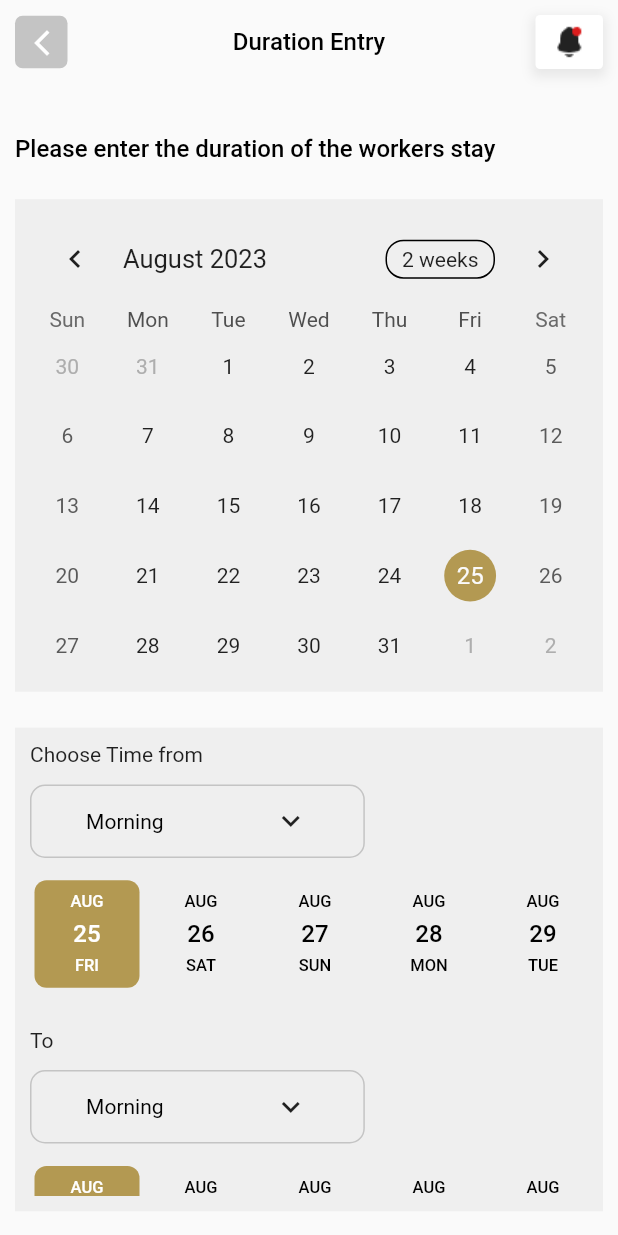
After one commit to AlaaNabilKhalaf/facility_project, a Flutter app: the DurationEntry screen opened directly, on a phone screen of 412 x 824 dp. The commit adds this screen. Run offline on Flutter 3.47's test engine with Material 2 defaults, Android fonts, the phone set to English and light mode, and no system bars; drawn by our look-alikes of date_picker_timeline, table_calendar; our stand-ins replace animated_text_kit, carousel_slider, dot_navigation_bar, flutter_bloc, flutter_rating_bar, flutter_screenutil and 7 more; missing offline and left inert: wave_transition.

Commit message:
duration entry adding

```diff
--- a/lib/features/home/widgets/homeServicesList.dart
+++ b/lib/features/home/widgets/homeServicesList.dart
@@ -1,6 +1,7 @@
 import 'package:facility/features/home/views/moreScreen.dart';
 import 'package:facility/features/home/widgets/smallWidgets/Grid_itemServices.dart';
-import 'package:facility/features/home/widgets/smallWidgets/tasareeh.dart';
+import 'package:facility/features/tasareeh/presentation/views/widgets/durationEntry.dart';
+import 'package:facility/features/tasareeh/presentation/views/widgets/tasareeh.dart';
 import 'package:facility/features/services_home/presentation/views/home_view.dart';
 import 'package:flutter/material.dart';
 import 'package:flutter_screenutil/flutter_screenutil.dart';
@@ -19,7 +20,7 @@
      const MoreScreen(),
      const MoreScreen(),
      const ReviewPage(),
-     Tasareeh_View(),
+     DurationEntry(),
      const MoreScreen(),
      const MoreScreen(),
    ];
--- a/lib/features/setting/presentation/views/widgets/home_item.dart
+++ b/lib/features/setting/presentation/views/widgets/home_item.dart
@@ -1,5 +1,5 @@
 
-import 'package:facility/features/home/widgets/smallWidgets/tasareeh.dart';
+import 'package:facility/features/tasareeh/presentation/views/widgets/tasareeh.dart';
 import 'package:facility/features/setting/presentation/views/widgets/Entrance_Activation.dart';
 import 'package:flutter/material.dart';
 
--- /dev/null
+++ b/lib/features/tasareeh/presentation/views/widgets/DateRangeContainer.dart
@@ -0,0 +1,72 @@
+import 'package:flutter/cupertino.dart';
+import 'package:flutter/material.dart';
+import 'package:flutter_screenutil/flutter_screenutil.dart';
+import 'package:table_calendar/table_calendar.dart';
+
+import '../../../../../constants.dart';
+
+class DateRangeContainer extends StatefulWidget {
+  const DateRangeContainer({Key? key}) : super(key: key);
+
+  @override
+  State<DateRangeContainer> createState() => _DateRangeContainerState();
+}
+
+class _DateRangeContainerState extends State<DateRangeContainer> {
+
+
+  DateTimeRange selectedDates=DateTimeRange(start: DateTime.now(), end: DateTime.now());
+  DateTime today=DateTime.now();
+
+
+
+  DateTime? rangeStart;
+  DateTime? rangeEnd;
+  void onRangeSelected(DateTime? start,DateTime? end,DateTime? focusedDate){
+    setState(() {
+      today=focusedDate!;
+      rangeStart=start;
+      rangeEnd=end;
+    });
+  }
+
+  void onDaySelected(DateTime day,DateTime focusedDate){
+    setState(() {
+      today=day;
+    });
+  }
+
+
+
+
+  @override
+  Widget build(BuildContext context) {
+    return Container(
+      height: 275.h,color: LIGHT_GREY.withOpacity(.2),
+      child:  ListView(
+        scrollDirection: Axis.vertical,
+        children: [
+          Padding(
+            padding: const EdgeInsets.all(8),
+            child: TableCalendar(
+              rangeStartDay: rangeStart,
+              rangeEndDay: rangeEnd,
+              calendarStyle: CalendarStyle(
+                  rangeStartDecoration:BoxDecoration(color: kPrimaryColor,shape: BoxShape.circle) ,
+                  rangeEndDecoration: BoxDecoration(color: kPrimaryColor,shape: BoxShape.circle),
+                  todayDecoration: BoxDecoration(color: kPrimaryColor,shape: BoxShape.circle),
+                  selectedDecoration: const BoxDecoration(color: kPrimaryColor,shape: BoxShape.rectangle),
+                  rangeHighlightColor: kPrimaryColor.withOpacity(.3)),
+              rowHeight: 39.h,
+              focusedDay:today , firstDay: DateTime.utc(2010,10,16), lastDay: DateTime.utc(2030,3,14),
+              onDaySelected: onDaySelected,
+              onRangeSelected: onRangeSelected,
+              rangeSelectionMode: RangeSelectionMode.toggledOn,
+
+            ),
+          )
+        ],
+      ),
+    );
+  }
+}
--- /dev/null
+++ b/lib/features/tasareeh/presentation/views/widgets/durationEntry.dart
@@ -0,0 +1,118 @@
+import 'package:date_picker_timeline/date_picker_widget.dart';
+import 'package:facility/constants.dart';
+import 'package:facility/core/shared_widgets/appbar2.dart';
+import 'package:facility/core/shared_widgets/custom_buttom.dart';
+import 'package:facility/core/utilies/styles.dart';
+import 'package:facility/features/setting/presentation/views/communityinfoview.dart';
+import 'package:facility/features/tasareeh/presentation/views/widgets/DateRangeContainer.dart';
+import 'package:flutter/cupertino.dart';
+import 'package:flutter/material.dart';
+import 'package:flutter_screenutil/flutter_screenutil.dart';
+import 'package:table_calendar/table_calendar.dart';
+
+class DurationEntry extends StatefulWidget {
+
+  @override
+  State<DurationEntry> createState() => _DurationEntryState();
+}
+
+class _DurationEntryState extends State<DurationEntry> {
+
+
+
+
+  @override
+  Widget build(BuildContext context) {
+    return SafeArea(
+      child: Scaffold(
+      appBar: AppBarButtom2(text: 'Duration Entry',),
+        body: Padding(
+          padding: const EdgeInsets.all(10.0),
+          child: ListView(
+            children: [
+              SizedBox(height: 20.h,),
+              const Text('Please enter the duration of the workers stay',style: Styles.textStyle16,),
+              SizedBox(height: 20.h,),
+              DateRangeContainer(),
+              SizedBox(height: 20.h,),
+              Container(
+                padding: const EdgeInsets.all(10),
+                height: 270.h,color: LIGHT_GREY.withOpacity(.2),
+              child:  ListView(
+                scrollDirection: Axis.vertical,
+                children: [
+                  const Text('Choose Time from'),
+                  SizedBox(height: 10.h,),
+                  ChooseTime(),
+                  SizedBox(height: 10.h,),
+                  Container(
+                    child: DatePicker(
+                      DateTime.now(),
+                      height: 65.h,
+                      width: 70,
+                      initialSelectedDate: DateTime.now(),
+                      selectionColor: kPrimaryColor,
+                      selectedTextColor: Colors.white,
+                      dateTextStyle: Styles.textStyle16,
+
+                    ),
+                  ),
+                  SizedBox(height: 20.h,),
+                  Text('To'),
+                  SizedBox(height: 10.h,),
+                  ChooseTime(),
+                  SizedBox(height: 10.h,),
+                  Container(
+                    child: DatePicker(
+                      DateTime.now(),
+                      height: 65.h,
+                      width: 70,
+                      initialSelectedDate: DateTime.now(),
+                      selectionColor: kPrimaryColor,
+                      selectedTextColor: Colors.white,
+                      dateTextStyle: Styles.textStyle16,
+
+                    ),
+                  ),
+                  SizedBox(height: 20.h,),
+                ],
+              ),
+              ),
+              SizedBox(height: 20.h,),
+              CustomButton(backgroundColor: kPrimaryColor, text: 'Next', func: (){}, width: double.infinity)            ],
+          ),
+        ),
+      ),
+    );
+  }
+}
+
+class ChooseTime extends StatelessWidget {
+  const ChooseTime({
+    super.key,
+  });
+
+  @override
+  Widget build(BuildContext context) {
+    return Padding(
+      padding:  EdgeInsets.only(right: 130.w),
+      child: Container(
+          alignment: Alignment.center,
+          height: 41.h,
+          width: 111.w,
+          decoration: BoxDecoration(
+              color: Colors.transparent,borderRadius: BorderRadius.circular(10),
+            border:
+              Border.all(color: LIGHT_GREY)
+          ),
+          child: const Row(
+            mainAxisAlignment: MainAxisAlignment.spaceAround,
+            children: [
+              Text('Morning',style: TextStyle(color: Colors.black),),
+              Icon(Icons.keyboard_arrow_down)
+            ],
+          )
+      ),
+    );
+  }
+}
--- a/lib/features/home/widgets/smallWidgets/tasareehSuccess.dart
+++ b/lib/features/tasareeh/presentation/views/widgets/tasareehSuccess.dart
@@ -6,7 +6,7 @@
 import 'package:flutter/material.dart';
 import 'package:flutter_screenutil/flutter_screenutil.dart';
 
-import '../../views/homePage.dart';
+import '../../../../home/views/homePage.dart';
 
 class Tasreeh_Success extends StatelessWidget {
   const Tasreeh_Success({Key? key}) : super(key: key);
--- a/pubspec.yaml
+++ b/pubspec.yaml
@@ -45,7 +45,7 @@
   rflutter_alert:
   flutter_rating_bar:
   image_picker: ^1.0.2
-
+  table_calendar: ^3.0.9
 
   # The following adds the Cupertino Icons font to your application.
   # Use with the CupertinoIcons class for iOS style icons.
```
Also changed, not shown: lib/features/tasareeh/presentation/views/widgets/tasareeh.dart (renamed from lib/features/home/widgets/smallWidgets/tasareeh.dart, +6 -6 lines), pubspec.lock.
